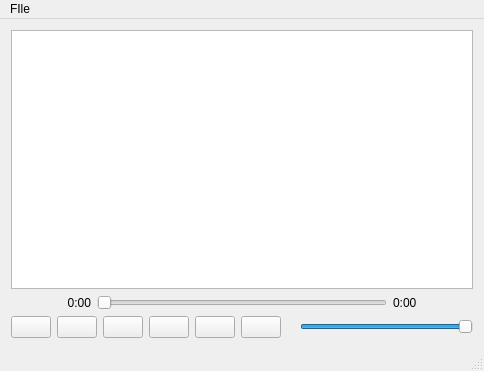
The window that Models/Design_MP3Player.ui (NikitaSergeev07/LyceumProject_-1) describes before a commit, drawn with Qt 5.
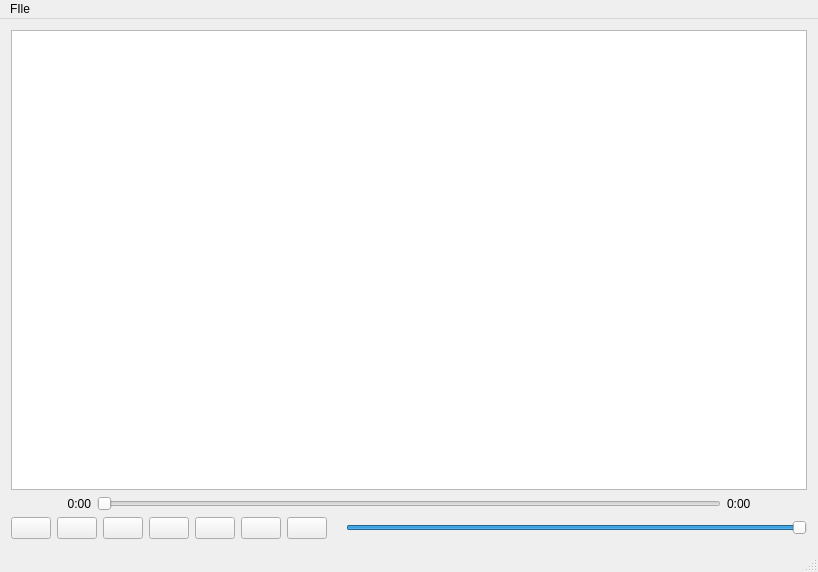
The same window after the commit. Icons and pictures are not drawn.

Patch:
```diff
--- a/Models/Design_MP3Player.ui
+++ b/Models/Design_MP3Player.ui
@@ -6,8 +6,8 @@
    <rect>
     <x>0</x>
     <y>0</y>
-    <width>484</width>
-    <height>371</height>
+    <width>818</width>
+    <height>572</height>
    </rect>
   </property>
   <property name="windowTitle">
@@ -157,6 +157,17 @@
         </property>
        </widget>
       </item>
+      <item>
+       <widget class="QPushButton" name="dbButton">
+        <property name="text">
+         <string/>
+        </property>
+        <property name="icon">
+         <iconset>
+          <normaloff>../images/db.png</normaloff>../images/db.png</iconset>
+        </property>
+       </widget>
+      </item>
       <item>
        <widget class="QLabel" name="volumeicon">
         <property name="text">
@@ -190,7 +201,7 @@
     <rect>
      <x>0</x>
      <y>0</y>
-     <width>484</width>
+     <width>818</width>
      <height>21</height>
     </rect>
    </property>
```
